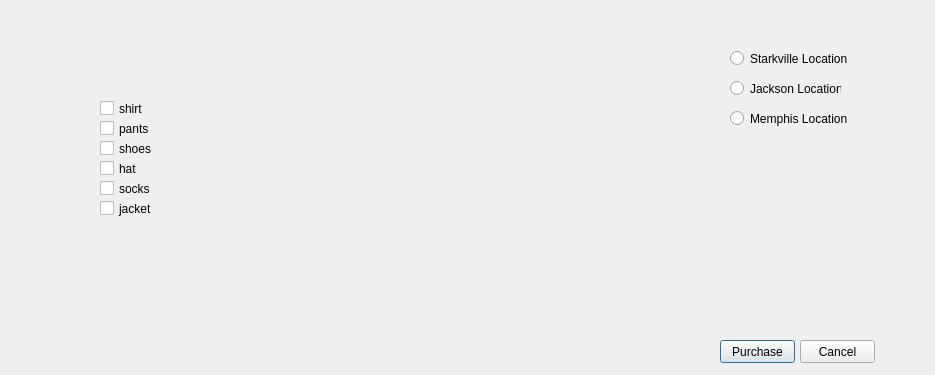
The window that storeFront.ui (sam1117/group14SE) describes before a commit, drawn with Qt 5.
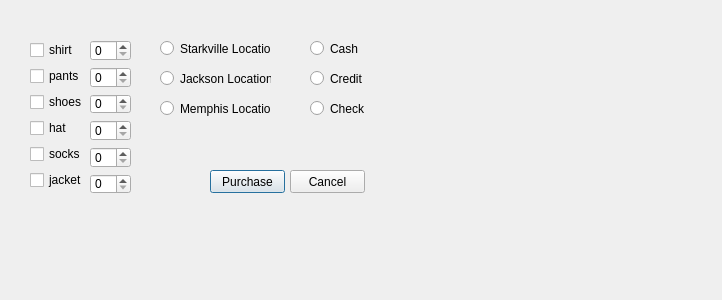
The same window after the commit.

Patch:
```diff
--- a/storeFront.ui
+++ b/storeFront.ui
@@ -6,96 +6,18 @@
    <rect>
     <x>0</x>
     <y>0</y>
-    <width>935</width>
-    <height>375</height>
+    <width>722</width>
+    <height>300</height>
    </rect>
   </property>
   <property name="windowTitle">
    <string>Dialog</string>
   </property>
-  <widget class="QCheckBox" name="checkBox">
+  <widget class="QPushButton" name="purchase">
    <property name="geometry">
     <rect>
-     <x>100</x>
-     <y>100</y>
-     <width>70</width>
-     <height>17</height>
-    </rect>
-   </property>
-   <property name="text">
-    <string>shirt</string>
-   </property>
-  </widget>
-  <widget class="QCheckBox" name="checkBox_2">
-   <property name="geometry">
-    <rect>
-     <x>100</x>
-     <y>120</y>
-     <width>70</width>
-     <height>17</height>
-    </rect>
-   </property>
-   <property name="text">
-    <string>pants</string>
-   </property>
-  </widget>
-  <widget class="QCheckBox" name="checkBox_3">
-   <property name="geometry">
-    <rect>
-     <x>100</x>
-     <y>140</y>
-     <width>70</width>
-     <height>17</height>
-    </rect>
-   </property>
-   <property name="text">
-    <string>shoes</string>
-   </property>
-  </widget>
-  <widget class="QCheckBox" name="checkBox_4">
-   <property name="geometry">
-    <rect>
-     <x>100</x>
-     <y>200</y>
-     <width>70</width>
-     <height>17</height>
-    </rect>
-   </property>
-   <property name="text">
-    <string>jacket</string>
-   </property>
-  </widget>
-  <widget class="QCheckBox" name="checkBox_5">
-   <property name="geometry">
-    <rect>
-     <x>100</x>
-     <y>180</y>
-     <width>70</width>
-     <height>17</height>
-    </rect>
-   </property>
-   <property name="text">
-    <string>socks</string>
-   </property>
-  </widget>
-  <widget class="QCheckBox" name="checkBox_6">
-   <property name="geometry">
-    <rect>
-     <x>100</x>
-     <y>160</y>
-     <width>70</width>
-     <height>17</height>
-    </rect>
-   </property>
-   <property name="text">
-    <string>hat</string>
-   </property>
-  </widget>
-  <widget class="QPushButton" name="pushButton">
-   <property name="geometry">
-    <rect>
-     <x>720</x>
-     <y>340</y>
+     <x>210</x>
+     <y>170</y>
      <width>75</width>
      <height>23</height>
     </rect>
@@ -107,8 +29,8 @@
   <widget class="QPushButton" name="pushButton_2">
    <property name="geometry">
     <rect>
-     <x>800</x>
-     <y>340</y>
+     <x>290</x>
+     <y>170</y>
      <width>75</width>
      <height>23</height>
     </rect>
@@ -120,9 +42,9 @@
   <widget class="QRadioButton" name="radioButton">
    <property name="geometry">
     <rect>
-     <x>730</x>
-     <y>50</y>
-     <width>121</width>
+     <x>160</x>
+     <y>40</y>
+     <width>111</width>
      <height>17</height>
     </rect>
    </property>
@@ -133,8 +55,8 @@
   <widget class="QRadioButton" name="radioButton_2">
    <property name="geometry">
     <rect>
-     <x>730</x>
-     <y>80</y>
+     <x>160</x>
+     <y>70</y>
      <width>111</width>
      <height>17</height>
     </rect>
@@ -146,9 +68,9 @@
   <widget class="QRadioButton" name="radioButton_3">
    <property name="geometry">
     <rect>
-     <x>730</x>
-     <y>110</y>
-     <width>121</width>
+     <x>160</x>
+     <y>100</y>
+     <width>111</width>
      <height>17</height>
     </rect>
    </property>
@@ -156,6 +78,125 @@
     <string>Memphis Location</string>
    </property>
   </widget>
+  <widget class="QRadioButton" name="cash_payment">
+   <property name="geometry">
+    <rect>
+     <x>310</x>
+     <y>40</y>
+     <width>82</width>
+     <height>17</height>
+    </rect>
+   </property>
+   <property name="text">
+    <string>Cash</string>
+   </property>
+  </widget>
+  <widget class="QRadioButton" name="credit_payment">
+   <property name="geometry">
+    <rect>
+     <x>310</x>
+     <y>70</y>
+     <width>82</width>
+     <height>17</height>
+    </rect>
+   </property>
+   <property name="text">
+    <string>Credit</string>
+   </property>
+  </widget>
+  <widget class="QRadioButton" name="check_payment">
+   <property name="geometry">
+    <rect>
+     <x>310</x>
+     <y>100</y>
+     <width>82</width>
+     <height>17</height>
+    </rect>
+   </property>
+   <property name="text">
+    <string>Check</string>
+   </property>
+  </widget>
+  <widget class="QWidget" name="">
+   <property name="geometry">
+    <rect>
+     <x>30</x>
+     <y>40</y>
+     <width>101</width>
+     <height>154</height>
+    </rect>
+   </property>
+   <layout class="QHBoxLayout" name="horizontalLayout">
+    <item>
+     <layout class="QVBoxLayout" name="verticalLayout_2">
+      <item>
+       <widget class="QCheckBox" name="shirt">
+        <property name="text">
+         <string>shirt</string>
+        </property>
+       </widget>
+      </item>
+      <item>
+       <widget class="QCheckBox" name="pants">
+        <property name="text">
+         <string>pants</string>
+        </property>
+       </widget>
+      </item>
+      <item>
+       <widget class="QCheckBox" name="shoes">
+        <property name="text">
+         <string>shoes</string>
+        </property>
+       </widget>
+      </item>
+      <item>
+       <widget class="QCheckBox" name="hat">
+        <property name="text">
+         <string>hat</string>
+        </property>
+       </widget>
+      </item>
+      <item>
+       <widget class="QCheckBox" name="socks">
+        <property name="text">
+         <string>socks</string>
+        </property>
+       </widget>
+      </item>
+      <item>
+       <widget class="QCheckBox" name="jacket">
+        <property name="text">
+         <string>jacket</string>
+        </property>
+       </widget>
+      </item>
+     </layout>
+    </item>
+    <item>
+     <layout class="QVBoxLayout" name="verticalLayout">
+      <item>
+       <widget class="QSpinBox" name="shirt_spinBox"/>
+      </item>
+      <item>
+       <widget class="QSpinBox" name="pants_spinBox"/>
+      </item>
+      <item>
+       <widget class="QSpinBox" name="shoes_spinBox"/>
+      </item>
+      <item>
+       <widget class="QSpinBox" name="hat_spinBox"/>
+      </item>
+      <item>
+       <widget class="QSpinBox" name="socks_spinBox"/>
+      </item>
+      <item>
+       <widget class="QSpinBox" name="jacket_spinBox"/>
+      </item>
+     </layout>
+    </item>
+   </layout>
+  </widget>
  </widget>
  <resources/>
  <connections/>
```
Left out of the diff: 8 changed lines with no effect on the pictures.
